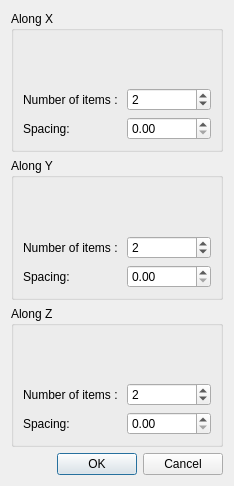
First picture: the form in Polyhedron/demo/Polyhedron/Plugins/PCA/MeshOnGrid_dialog.ui, repository CGAL/cgal, before the edit.
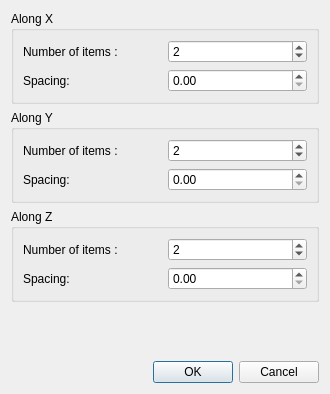
Second picture: the form after the edit.

Commit message: Make the dialog compact.

What changed in the file:
```diff
--- a/Polyhedron/demo/Polyhedron/Plugins/PCA/MeshOnGrid_dialog.ui
+++ b/Polyhedron/demo/Polyhedron/Plugins/PCA/MeshOnGrid_dialog.ui
@@ -6,8 +6,8 @@
    <rect>
     <x>0</x>
     <y>0</y>
-    <width>227</width>
-    <height>486</height>
+    <width>330</width>
+    <height>394</height>
    </rect>
   </property>
   <property name="sizePolicy">
@@ -26,14 +26,14 @@
       <string>Along X</string>
      </property>
      <layout class="QGridLayout" name="gridLayout_2">
-      <item row="2" column="1">
+      <item row="1" column="1">
        <widget class="QDoubleSpinBox" name="x_space_doubleSpinBox">
         <property name="maximum">
          <double>99999999999999999475366575191804932315794610450682175621941694731908308538307845136842752.000000000000000</double>
         </property>
        </widget>
       </item>
-      <item row="2" column="0">
+      <item row="1" column="0">
        <widget class="QLabel" name="label_4">
         <property name="text">
          <string>Spacing:</string>
@@ -41,26 +41,13 @@
        </widget>
       </item>
       <item row="0" column="0">
-       <spacer name="verticalSpacer">
-        <property name="orientation">
-         <enum>Qt::Vertical</enum>
-        </property>
-        <property name="sizeHint" stdset="0">
-         <size>
-          <width>20</width>
-          <height>40</height>
-         </size>
-        </property>
-       </spacer>
-      </item>
-      <item row="1" column="0">
        <widget class="QLabel" name="label">
         <property name="text">
          <string>Number of items : </string>
         </property>
        </widget>
       </item>
-      <item row="1" column="1">
+      <item row="0" column="1">
        <widget class="QSpinBox" name="x_spinBox">
         <property name="maximum">
          <number>999</number>
@@ -79,21 +66,21 @@
       <string>Along Y</string>
      </property>
      <layout class="QGridLayout" name="gridLayout_3">
-      <item row="2" column="1">
+      <item row="1" column="1">
        <widget class="QDoubleSpinBox" name="y_space_doubleSpinBox">
         <property name="maximum">
          <double>99999999999999999475366575191804932315794610450682175621941694731908308538307845136842752.000000000000000</double>
         </property>
        </widget>
       </item>
-      <item row="2" column="0">
+      <item row="1" column="0">
        <widget class="QLabel" name="label_5">
         <property name="text">
          <string>Spacing:</string>
         </property>
        </widget>
       </item>
-      <item row="1" column="1">
+      <item row="0" column="1">
        <widget class="QSpinBox" name="y_spinBox">
         <property name="maximum">
          <number>999</number>
@@ -103,26 +90,13 @@
         </property>
        </widget>
       </item>
-      <item row="1" column="0">
+      <item row="0" column="0">
        <widget class="QLabel" name="label_2">
         <property name="text">
          <string>Number of items : </string>
         </property>
        </widget>
       </item>
-      <item row="0" column="0">
-       <spacer name="verticalSpacer_2">
-        <property name="orientation">
-         <enum>Qt::Vertical</enum>
-        </property>
-        <property name="sizeHint" stdset="0">
-         <size>
-          <width>20</width>
-          <height>40</height>
-         </size>
-        </property>
-       </spacer>
-      </item>
      </layout>
     </widget>
    </item>
@@ -132,41 +106,28 @@
       <string>Along Z</string>
      </property>
      <layout class="QGridLayout" name="gridLayout">
-      <item row="0" column="0">
-       <spacer name="verticalSpacer_3">
-        <property name="orientation">
-         <enum>Qt::Vertical</enum>
-        </property>
-        <property name="sizeHint" stdset="0">
-         <size>
-          <width>20</width>
-          <height>40</height>
-         </size>
-        </property>
-       </spacer>
-      </item>
-      <item row="2" column="1">
+      <item row="1" column="1">
        <widget class="QDoubleSpinBox" name="z_space_doubleSpinBox">
         <property name="maximum">
          <double>99999999999999999475366575191804932315794610450682175621941694731908308538307845136842752.000000000000000</double>
         </property>
        </widget>
       </item>
-      <item row="1" column="0">
+      <item row="0" column="0">
        <widget class="QLabel" name="label_3">
         <property name="text">
          <string>Number of items : </string>
         </property>
        </widget>
       </item>
-      <item row="2" column="0">
+      <item row="1" column="0">
        <widget class="QLabel" name="label_6">
         <property name="text">
          <string>Spacing:</string>
         </property>
        </widget>
       </item>
-      <item row="1" column="1">
+      <item row="0" column="1">
        <widget class="QSpinBox" name="z_spinBox">
         <property name="maximum">
          <number>999</number>
@@ -179,6 +140,19 @@
      </layout>
     </widget>
    </item>
+   <item>
+    <spacer name="verticalSpacer">
+     <property name="orientation">
+      <enum>Qt::Vertical</enum>
+     </property>
+     <property name="sizeHint" stdset="0">
+      <size>
+       <width>20</width>
+       <height>40</height>
+      </size>
+     </property>
+    </spacer>
+   </item>
    <item>
     <widget class="QDialogButtonBox" name="buttonBox">
      <property name="orientation">
```
